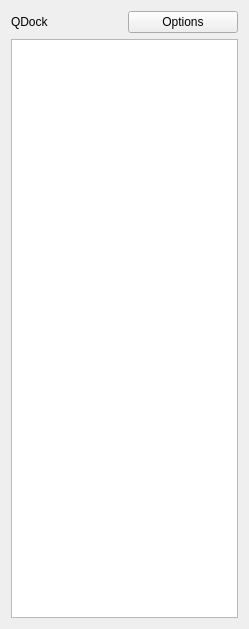
This is mainwindow.ui in pigoil/Clipboard-Plus-Plus as Qt 5 draws it before an edit. The edited form follows.
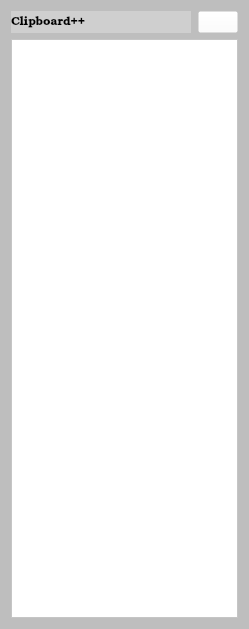
This is the edited form. Icons and pictures are not drawn.

Patch:
```diff
--- a/mainwindow.ui
+++ b/mainwindow.ui
@@ -11,43 +11,64 @@
    </rect>
   </property>
   <property name="windowTitle">
-   <string>MainWindow</string>
+   <string>QDock</string>
+  </property>
+  <property name="autoFillBackground">
+   <bool>true</bool>
+  </property>
+  <property name="styleSheet">
+   <string notr="true">background-color: rgba(189, 189, 189, 200);</string>
   </property>
   <widget class="QWidget" name="centralWidget">
    <layout class="QVBoxLayout" name="verticalLayout_2">
     <item>
-     <layout class="QHBoxLayout" name="horizontalLayout">
+     <layout class="QHBoxLayout" name="horizontalLayout" stretch="1,0">
+      <property name="spacing">
+       <number>7</number>
+      </property>
       <item>
        <widget class="QLabel" name="label">
+        <property name="font">
+         <font>
+          <family>Bookman Old Style</family>
+         </font>
+        </property>
+        <property name="styleSheet">
+         <string notr="true">background-color: rgb(207, 207, 207);</string>
+        </property>
         <property name="text">
-         <string>QDock</string>
+         <string>Clipboard++</string>
+        </property>
+        <property name="margin">
+         <number>5</number>
         </property>
        </widget>
       </item>
       <item>
        <widget class="QPushButton" name="pushButton">
+        <property name="styleSheet">
+         <string notr="true">background-color: rgba(255, 255, 255, 0);</string>
+        </property>
         <property name="text">
-         <string>Options</string>
+         <string/>
+        </property>
+        <property name="icon">
+         <iconset resource="resource.qrc">
+          <normaloff>:/icons/resource/option_arrow.png</normaloff>:/icons/resource/option_arrow.png</iconset>
         </property>
        </widget>
       </item>
      </layout>
     </item>
     <item>
-     <widget class="QListWidget" name="listWidget"/>
+     <widget class="QListWidget" name="listWidget">
+      <property name="styleSheet">
+       <string notr="true">background-color: rgb(255, 255, 255);</string>
+      </property>
+     </widget>
     </item>
    </layout>
   </widget>
-  <widget class="QMenuBar" name="menuBar">
-   <property name="geometry">
-    <rect>
-     <x>0</x>
-     <y>0</y>
-     <width>249</width>
-     <height>26</height>
-    </rect>
-   </property>
-  </widget>
  </widget>
  <layoutdefault spacing="6" margin="11"/>
  <resources/>
```
Left out of the diff: 4 changed lines with no effect on the pictures.
